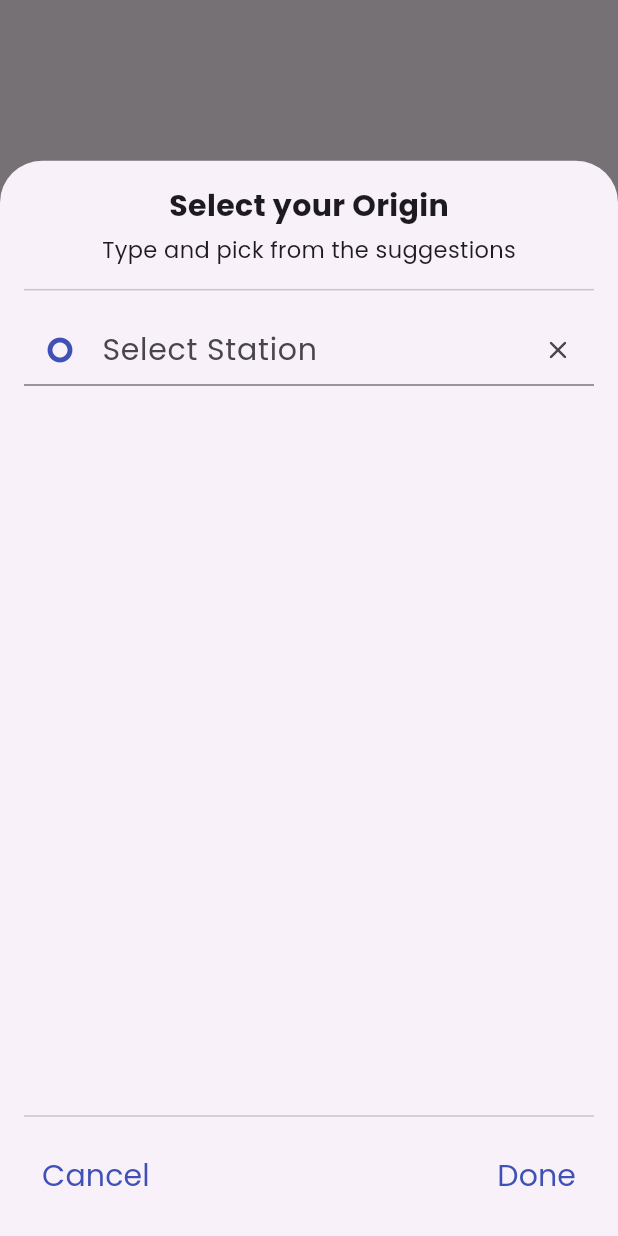
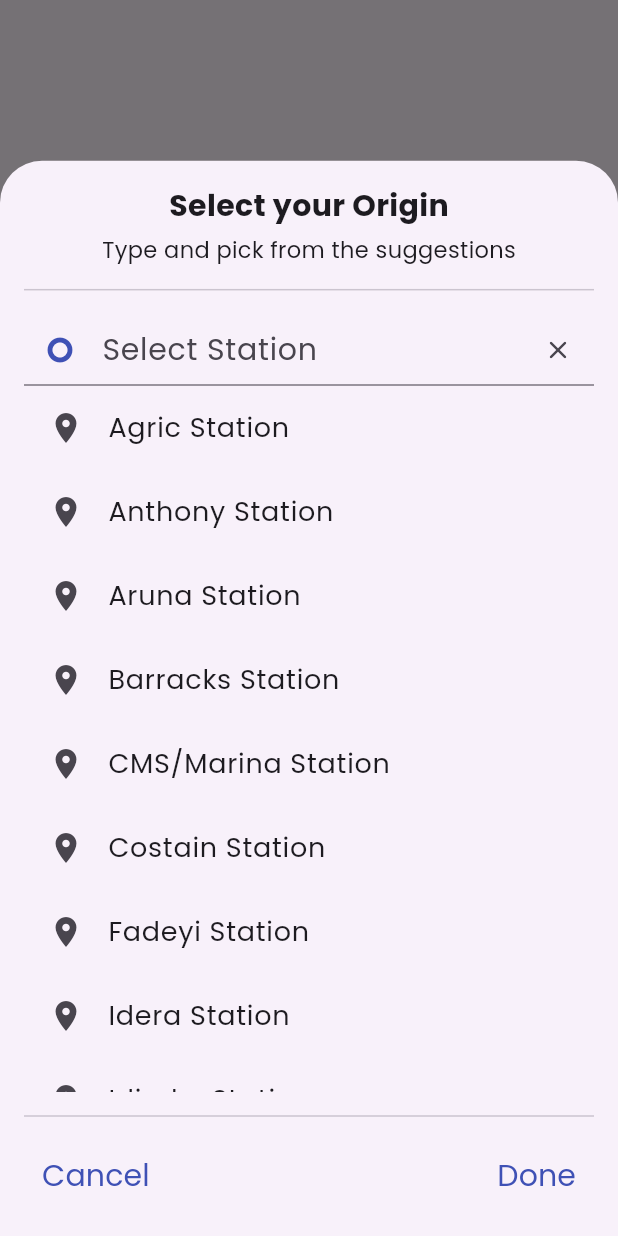
Before and after one commit to Peplinn/owa, a Flutter app: the screen it shows after launch, after a tap on "Origin", on a phone screen of 412 x 824 dp. Run offline on Flutter 3.47's test engine with Material 3 defaults, Android fonts, the light colour scheme and no system bars; our stand-ins replace flutter_native_splash, geolocator, google_maps_flutter, location; missing offline and left inert: flutter_polyline_points; statements that could not run were skipped.

Commit message:
Corrected Bus Station Load on Location Input; Added Coordinates for Bus Stations

```diff
--- a/lib/asset_data/busstation_list.dart
+++ b/lib/asset_data/busstation_list.dart
@@ -1,3 +1,5 @@
+import 'package:google_maps_flutter/google_maps_flutter.dart';
+
 final List<String> brtStationsLagos = [
   "Agric Station",
   "Anthony Station",
@@ -30,3 +32,36 @@ final List<String> brtStationsLagos = [
   "TBS Station",
   "Yaba Station"
 ];
+
+final Map<String, LatLng> brtStationsLatLng = {
+  "Agric Station": const LatLng(6.625716965733906, 3.4839355960572145),
+  "Anthony Station": const LatLng(6.55719834920927, 3.368701078325814),
+  "Aruna Station": const LatLng(6.62478323740285, 3.4931265807139207),
+  "Barracks Station": const LatLng(6.506127910383327, 3.364439082027216),
+  "CMS/Marina Station": const LatLng(6.448664795535251, 3.3918353801762637),
+  "Costain Station": const LatLng(6.483020557206908, 3.368984980176388),
+  "Fadeyi Station": const LatLng(6.528003760449969, 3.3670655248926784),
+  "Idera Station": const LatLng(6.610621965906235, 3.420708038385483),
+  "Idiroko Station": const LatLng(6.564262920033563, 3.365674198313638),
+  "Ikeja Station": const LatLng(6.592375883011747, 3.3385726672212286),
+  "Ikorodu Garage Station": const LatLng(6.620973481766404, 3.503137047639465),
+  "Iponri Station": const LatLng(6.487262455142442, 3.3643745251940893),
+  "Irawo Station": const LatLng(6.6099974862759945, 3.4219659942063676),
+  "Leventis Station": const LatLng(6.575779000287217, 3.3617627383853885),
+  "Maryland Station": const LatLng(6.574481000817269, 3.3694154550424424),
+  "Majidun Awori Station": const LatLng(6.619756311516233, 3.463362205311106),
+  "Majidun Ogolonto Station": const LatLng(6.614827477032464, 3.4733221999999997),
+  "Mile 12 Station": const LatLng(6.6055963423829835, 3.4002688359976516),
+  "Mile 2 Station": const LatLng(6.4625732247971275, 3.316296776474702),
+  "Moshalashi Station": const LatLng(6.605520930494342, 3.294498297370898),
+  "New Garage Station": const LatLng(6.584385574118906, 3.376423165370442),
+  "Obanikoro Station": const LatLng(6.54701555877219, 3.367126418803351),
+  "Ojota Station": const LatLng(6.5877797074105695, 3.3788369114003673),
+  "Onipanu Station": const LatLng(6.541873973082169, 3.3670413322958486),
+  "Oshodi Station": const LatLng(6.5557923431833025, 3.352943624892788),
+  "Owode Onirin Station": const LatLng(6.611010140861049, 3.411889691818584),
+  "Palmgrove Station": const LatLng(6.541831337164891, 3.3670413322958486),
+  "Stadium Station": const LatLng(6.496027172495506, 3.362327810862984),
+  "TBS Station": const LatLng(6.44579450878312, 3.401187303459705),
+  "Yaba Station": const LatLng(6.510141905352231, 3.371696595761402),
+};
--- a/lib/pages/map_page.dart
+++ b/lib/pages/map_page.dart
@@ -218,7 +218,7 @@ class _MapPageState extends State<MapPage> {
                               Center(
                                 child: TextButton.icon(
 
-                                  // TEXT BUTTON ICON FOR THE CURRENT LOCATION
+                                  // TEXT BUTTON ICON FOR THE ORIGIN
                                   style: TextButton.styleFrom(
                                     alignment: Alignment.centerLeft,
                                     //alignment: Alignment(MediaQuery.of(context).size.width * 0.0001, MediaQuery.of(context).size.width * 0.05),
@@ -244,6 +244,11 @@ class _MapPageState extends State<MapPage> {
                                   ),
                                   onPressed: () => {
                                     firstButton = true,
+                                    setState(() {
+                                      if (_filteredStations.isEmpty){
+                                        _filteredStations = brtStationsLagos;
+                                      }
+                                    }),
                                     showLocationInput(context),
                                   },
                                   // ADD THAT ON LONG PRESS, THE CAMERA CENTERS ON THE LOCATION
@@ -295,6 +300,11 @@ class _MapPageState extends State<MapPage> {
                                   ),
                                   onPressed: () {
                                     firstButton = false;
+                                    setState(() {
+                                      if (_filteredStations.isEmpty){
+                                        _filteredStations = brtStationsLagos;
+                                      }
+                                    });
                                     showLocationInput(context);
                                   },
 
@@ -734,14 +744,17 @@ class _LocationInputContainerState extends State<LocationInputContainer> {
                                 if (firstButton) {
                                   _originInputController.clear();
                                   setState(() {
+                                    //_filteredStations = brtStationsLatLng.keys.toList();
                                     _filteredStations = brtStationsLagos;
                                   });
 
                                 } else {
                                   _destinationInputController.clear();
                                   setState(() {
+                                    // _filteredStations = brtStationsLatLng.keys.toList();
                                     _filteredStations = brtStationsLagos;
-                                  });                                }
+                                  });
+                                }
                               },
                               icon: Icon(
                                 Icons.close_rounded,
@@ -753,6 +766,8 @@ class _LocationInputContainerState extends State<LocationInputContainer> {
                           onChanged: (String value) {
                             setState(() {
                               _filteredStations = value.isEmpty
+                              //? brtStationsLatLng.keys.toList()
+                              //: brtStationsLatLng.keys.toList().where((station) => station.toLowerCase().contains(value.toLowerCase())).toList();
                               ? brtStationsLagos
                               : brtStationsLagos.where((station) => station.toLowerCase().contains(value.toLowerCase())).toList();
                             });
@@ -786,15 +801,15 @@ class _LocationInputContainerState extends State<LocationInputContainer> {
                           fontSize: 18,
                         ),
                       ),
-                      subtitle: Column(
-                        crossAxisAlignment: CrossAxisAlignment.start,
-                        children: [
-                          Container(
-                            height: 1,
-                            margin: const EdgeInsets.only(top: 8.0),
-                          ),
-                        ],
-                      ),
+                      // subtitle: Column(
+                      //   crossAxisAlignment: CrossAxisAlignment.start,
+                      //   children: [
+                      //     Container(
+                      //       height: 1,
+                      //       margin: const EdgeInsets.only(top: 8.0),
+                      //     ),
+                      //   ],
+                      // ),
                     );
                   },
                 ),
```
Also changed, not shown: lib/pages/bus_page.dart (+20 -19 lines).
